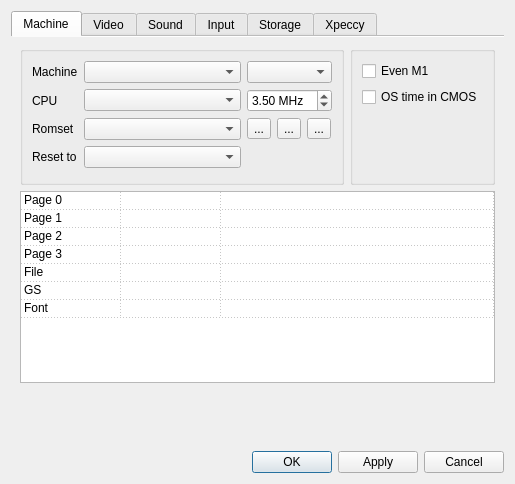
Old version of the form ui/setupwin.ui in the repository samstyle/Xpeccy.
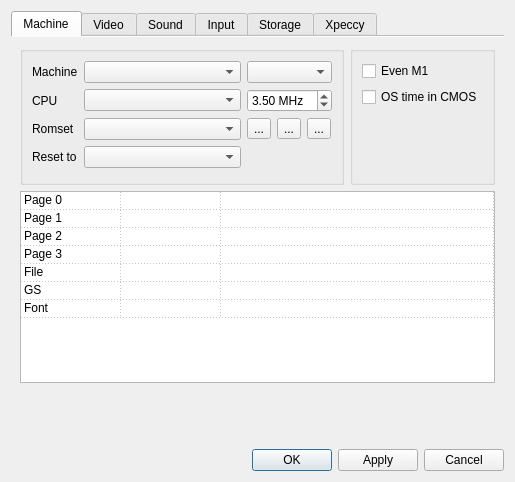
New version of the form. Icons and pictures are not drawn.

```diff
--- a/ui/setupwin.ui
+++ b/ui/setupwin.ui
@@ -6,8 +6,8 @@
    <rect>
     <x>0</x>
     <y>0</y>
-    <width>507</width>
-    <height>484</height>
+    <width>505</width>
+    <height>482</height>
    </rect>
   </property>
   <property name="sizePolicy">
```
Left out of the diff: 2 changed lines with no effect on the pictures.
